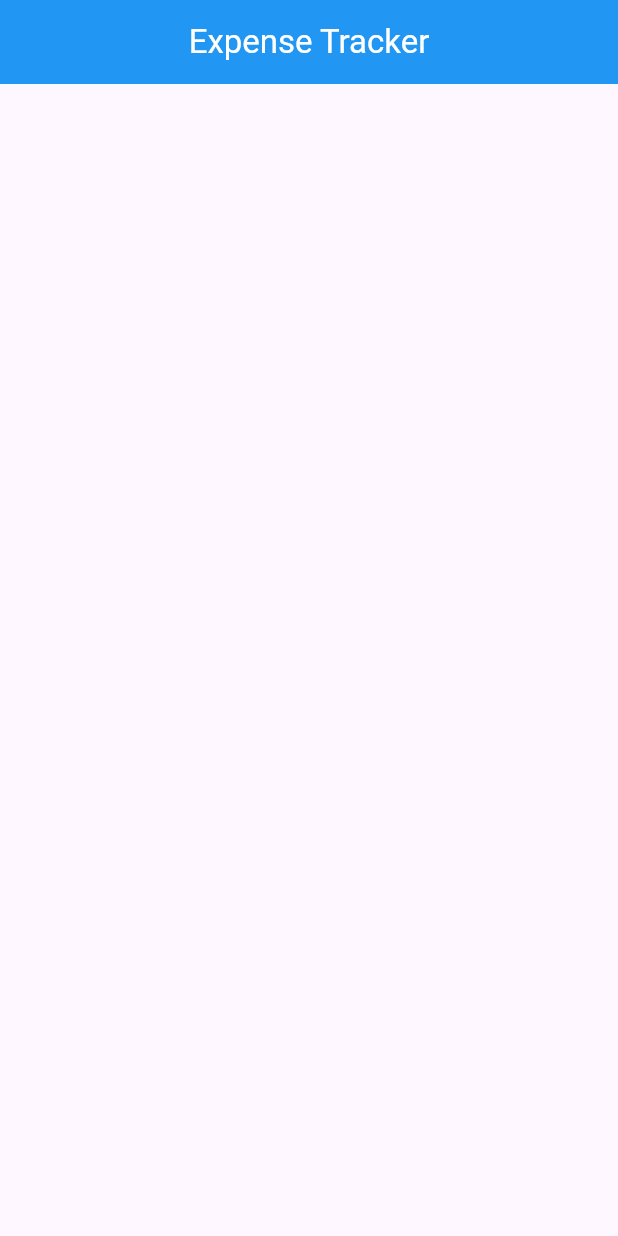
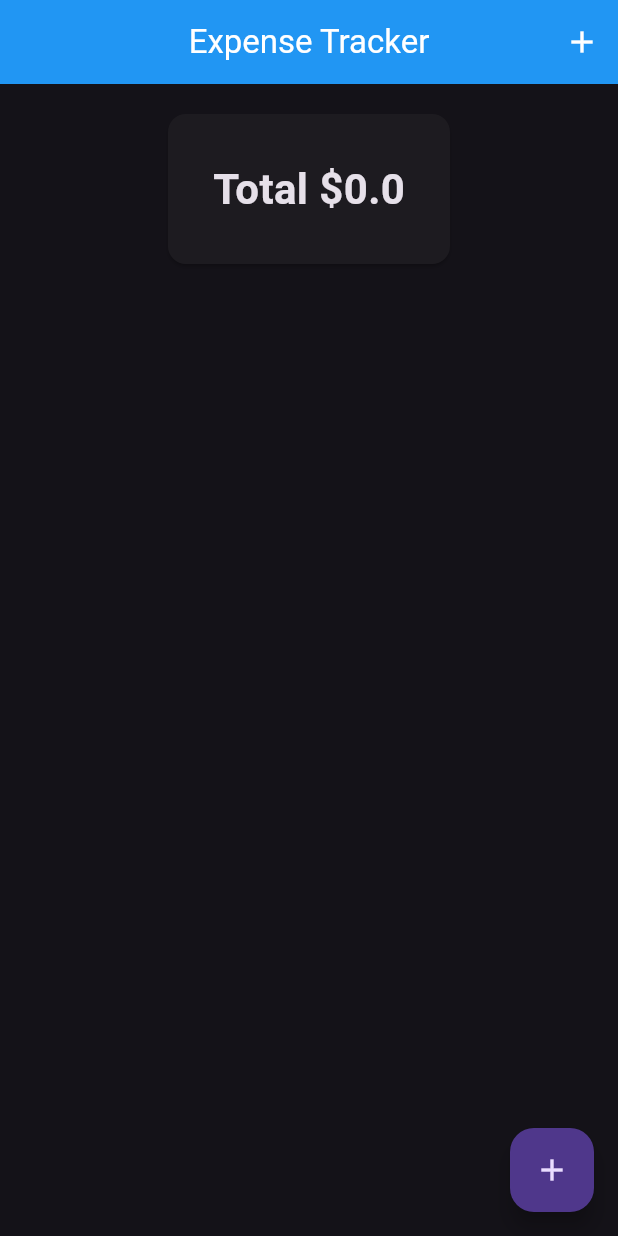
Before and after one commit to iliyasrobin/myflutterpractice, a Flutter app: the screen it shows after launch, on a phone screen of 412 x 824 dp. Run offline on Flutter 3.47's test engine with Material 3 defaults, Android fonts, the phone set to English and light mode, and no system bars; our stand-ins replace sizer; missing offline and left inert: dart:ffi.

```diff
--- a/lib/MyApp.dart
+++ b/lib/MyApp.dart
@@ -18,6 +18,9 @@ class MyApp extends StatelessWidget {
     return Sizer(
       builder: (context, orientation, screenType) {
         return MaterialApp(
+          theme: ThemeData(
+            brightness: Brightness.dark,
+          ),
           //screen name
           home: expenseTracker(),
         );
--- a/lib/expenseTracker.dart
+++ b/lib/expenseTracker.dart
@@ -1,4 +1,5 @@
 import 'package:flutter/material.dart';
+import 'package:mypractice/model/expense.dart';
 class expenseTracker extends StatefulWidget {
   const expenseTracker({super.key});
 
@@ -9,13 +10,93 @@ class expenseTracker extends StatefulWidget {
 class _expenseTrackerState extends State<expenseTracker> {
   @override
   Widget build(BuildContext context) {
+
+    final List<Expense> _expense = [];
+    final List<String> _categories = ['food', 'transport','entertainment', 'bills','others'];
+    double _total = 0.0;
+
+    void _showForm(BuildContext context){
+      TextEditingController _titleController = TextEditingController();
+      TextEditingController _amountController = TextEditingController();
+
+      showModalBottomSheet(context: context, isScrollControlled: true ,builder: (_){
+        return Padding(
+          padding:  EdgeInsets.only(
+            bottom: MediaQuery.of(context).viewInsets.bottom,
+            left: 16,
+            right: 16,
+          ),
+          child: Column(
+            mainAxisSize: MainAxisSize.min,
+            children: [
+              TextField(
+                decoration: InputDecoration(
+                  labelText:'Amount',
+
+                ),
+              ),
+              SizedBox(height: 20,),
+              TextField(
+                decoration: InputDecoration(labelText: "Title"),
+              ),
+              SizedBox(height: 20,),
+              //Drop Down Starts
+              DropdownButtonFormField(
+                  items: _categories.map((category)=>DropdownMenuItem(value:category,child: Text(category))),
+                  onChanged: onChanged)
+            ],
+          ),
+        );
+      }
+      );
+    }
+
     return Scaffold(
       appBar: AppBar(
         title: Text("Expense Tracker"),
         backgroundColor: Colors.blue,
         foregroundColor: Colors.white,
         centerTitle: true,
+        actions: [
+          IconButton(onPressed: ()=> _showForm(context), icon: Icon(Icons.add)),
+        ],
       ),
+      body: Column(
+        children: [
+          Center(
+            child: Card(
+              margin: EdgeInsets.all(20),
+              shape: RoundedRectangleBorder(
+                borderRadius: BorderRadius.circular(12),
+              ),
+              child: Padding(
+                padding: const EdgeInsets.all(30.0),
+                child: Text("Total \$${_total}", style: TextStyle(fontSize: 28, fontWeight: FontWeight.bold),),
+              ),
+            ),
+          ),
+          Expanded(
+            child: ListView.builder(
+              itemCount: _expense.length,
+                itemBuilder: (ctx,index){
+                  return Card(
+                    child: ListTile(
+                      leading: CircleAvatar(
+                        backgroundColor: Colors.blue,
+                        child: Text(_expense[index].category),
+
+                      ),
+                      title: Text(_expense[index].title),
+                      subtitle: Text(_expense[index].date.toString()),
+                    ),
+                  );
+                }),
+          ),
+        ],
+      ),
+
+
+      floatingActionButton: FloatingActionButton(onPressed: ()=> _showForm(context), child: Icon(Icons.add),),
 
     );
   }
```
